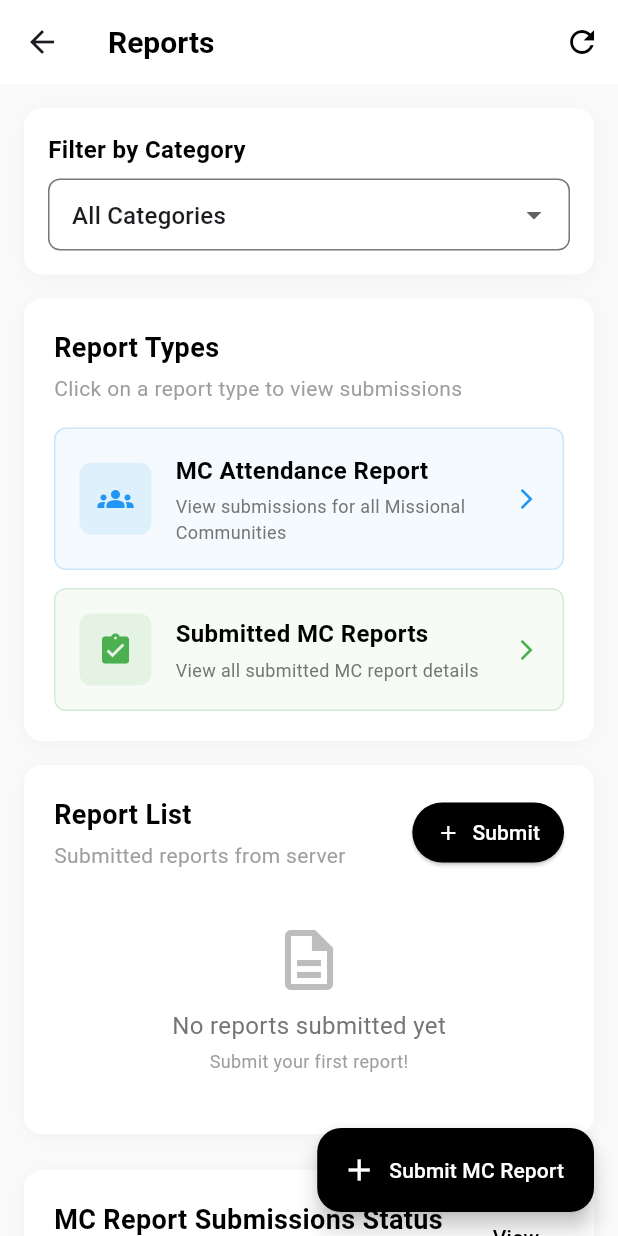
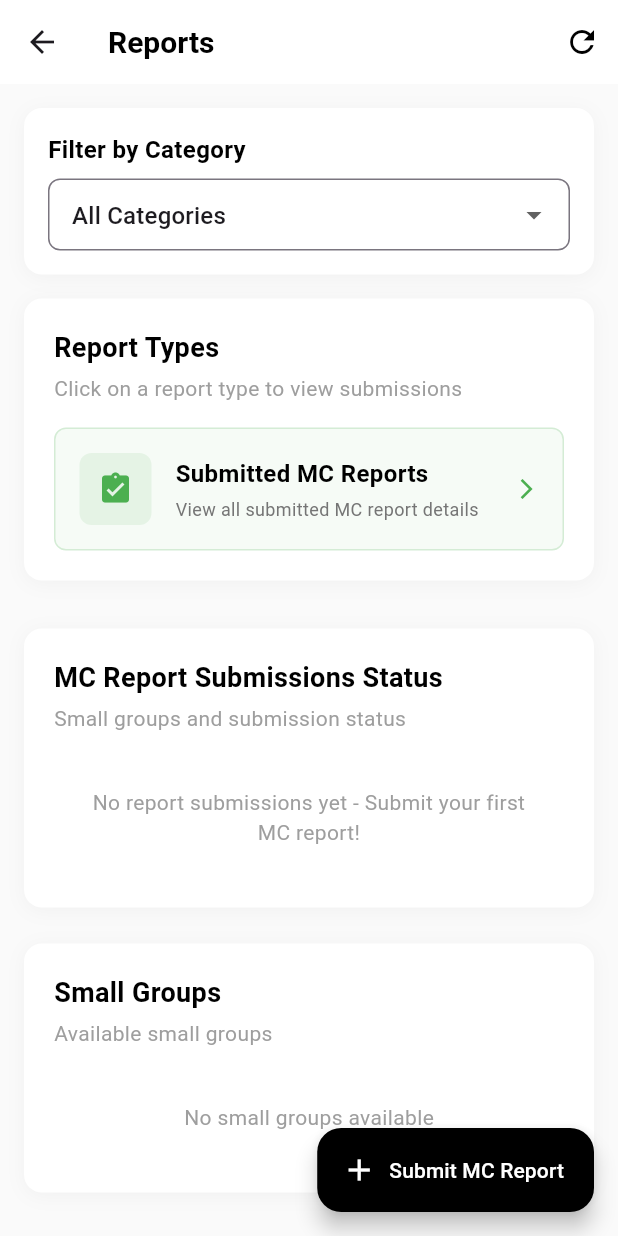
Before and after one commit to kanzucodefoundation/project-zoe-mobile, a Flutter app: the ReportsScreen screen opened by its route, on a phone screen of 412 x 824 dp. Run offline on Flutter 3.47's test engine with Material 3 defaults, Android fonts, the phone set to English and light mode, and no system bars; our stand-ins replace dio, google_nav_bar, shared_preferences; accounts and stored records are empty; network calls fail.

Commit message:
Report screen clean up and updates

```diff
--- a/lib/Screens/reports_screen.dart
+++ b/lib/Screens/reports_screen.dart
@@ -3,7 +3,7 @@ import 'package:provider/provider.dart';
 import '../providers/report_provider.dart';
 import '../services/report_service.dart';
 import 'mc_report_form_screen.dart';
-import 'mc_attendance_report_screen.dart';
+// import 'mc_attendance_report_screen.dart';
 import 'mc_reports_list_screen.dart';
 
 /// Reports screen displaying all reports with server data
@@ -119,9 +119,9 @@ class _ReportsScreenState extends State<ReportsScreen> {
                   const SizedBox(height: 16),
 
                   // Submitted Reports List
-                  _buildSubmittedReportsSection(),
+                  // _buildSubmittedReportsSection(),
 
-                  const SizedBox(height: 24),
+                  const SizedBox(height: 16),
 
                   // MC Report Submissions Status
                   _buildMcSubmissionsSection(reportProvider),
@@ -221,7 +221,7 @@ class _ReportsScreenState extends State<ReportsScreen> {
     );
   }
 
-  Widget _buildSubmittedReportsSection() {
+  /* Widget _buildSubmittedReportsSection() {
     return Container(
       padding: const EdgeInsets.all(20),
       decoration: BoxDecoration(
@@ -468,16 +468,16 @@ class _ReportsScreenState extends State<ReportsScreen> {
         ],
       ),
     );
-  }
+  } */
 
-  String? _getCategoryName(dynamic categoryId) {
+  /* String? _getCategoryName(dynamic categoryId) {
     if (categoryId == null) return null;
     final category = _reportCategories.firstWhere(
       (cat) => cat['id'].toString() == categoryId.toString(),
       orElse: () => <String, dynamic>{},
     );
     return category['name'];
-  }
+  } */
 
   Widget _buildMcSubmissionsSection(ReportProvider reportProvider) {
     final reports = reportProvider.reports;
@@ -520,15 +520,15 @@ class _ReportsScreenState extends State<ReportsScreen> {
                   ],
                 ),
               ),
-              TextButton(
-                onPressed: () {
-                  // TODO: Show detailed view
-                },
-                child: const Text(
-                  'View',
-                  style: TextStyle(color: Colors.black),
-                ),
-              ),
+              // TextButton(
+              //   onPressed: () {
+              //     // TODO: Show detailed view
+              //   },
+              //   child: const Text(
+              //     'View',
+              //     style: TextStyle(color: Colors.black),
+              //   ),
+              // ),
             ],
           ),
           const SizedBox(height: 16),
@@ -804,21 +804,21 @@ class _ReportsScreenState extends State<ReportsScreen> {
             style: TextStyle(fontSize: 14, color: Colors.grey),
           ),
           const SizedBox(height: 16),
-          _buildReportTypeCard(
-            title: 'MC Attendance Report',
-            description: 'View submissions for all Missional Communities',
-            icon: Icons.groups,
-            color: Colors.blue,
-            onTap: () {
-              Navigator.push(
-                context,
-                MaterialPageRoute(
-                  builder: (context) => const McAttendanceReportScreen(),
-                ),
-              );
-            },
-          ),
-          const SizedBox(height: 12),
+          // _buildReportTypeCard(
+          //   title: 'MC Attendance Report',
+          //   description: 'View submissions for all Missional Communities',
+          //   icon: Icons.groups,
+          //   color: Colors.blue,
+          //   onTap: () {
+          //     Navigator.push(
+          //       context,
+          //       MaterialPageRoute(
+          //         builder: (context) => const McAttendanceReportScreen(),
+          //       ),
+          //     );
+          //   },
+          // ),
+          // const SizedBox(height: 12),
           _buildReportTypeCard(
             title: 'Submitted MC Reports',
             description: 'View all submitted MC report details',
--- a/lib/auth/forgot_password_screen.dart
+++ b/lib/auth/forgot_password_screen.dart
@@ -1,5 +1,4 @@
 import 'package:flutter/material.dart';
-
 
 class ForgotPasswordScreen extends StatefulWidget {
   const ForgotPasswordScreen({super.key});
@@ -69,7 +68,9 @@ class _ForgotPasswordScreenState extends State<ForgotPasswordScreen> {
                         if (mounted) {
                           ScaffoldMessenger.of(context).showSnackBar(
                             SnackBar(
-                              content: Text('Reset link sent to ${_emailController.text}'),
+                              content: Text(
+                                'Reset link sent to ${_emailController.text}',
+                              ),
                               backgroundColor: Colors.green,
                             ),
                           );
--- a/lib/main.dart
+++ b/lib/main.dart
@@ -32,7 +32,7 @@ class MyApp extends StatelessWidget {
         ChangeNotifierProvider<ReportProvider>(create: (_) => ReportProvider()),
       ],
       child: MaterialApp(
-        debugShowCheckedModeBanner: true,
+        debugShowCheckedModeBanner: false,
         title: 'Project Zoe',
         theme: ThemeData(
           colorScheme: ColorScheme.fromSeed(seedColor: Colors.deepPurple),
```
